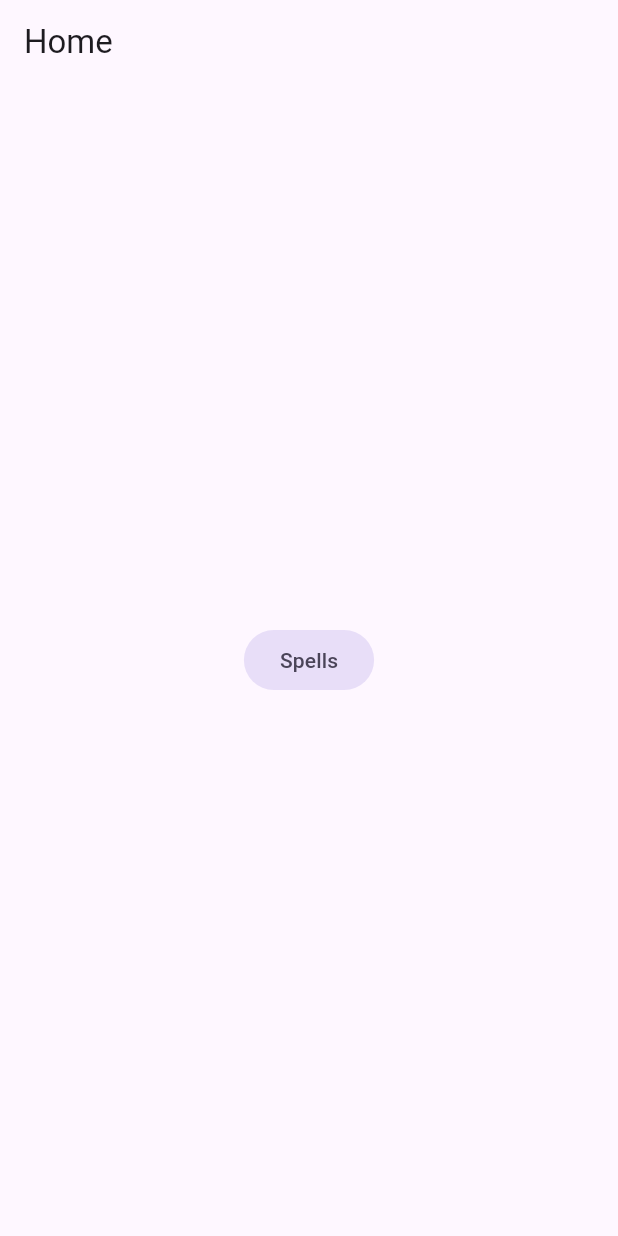
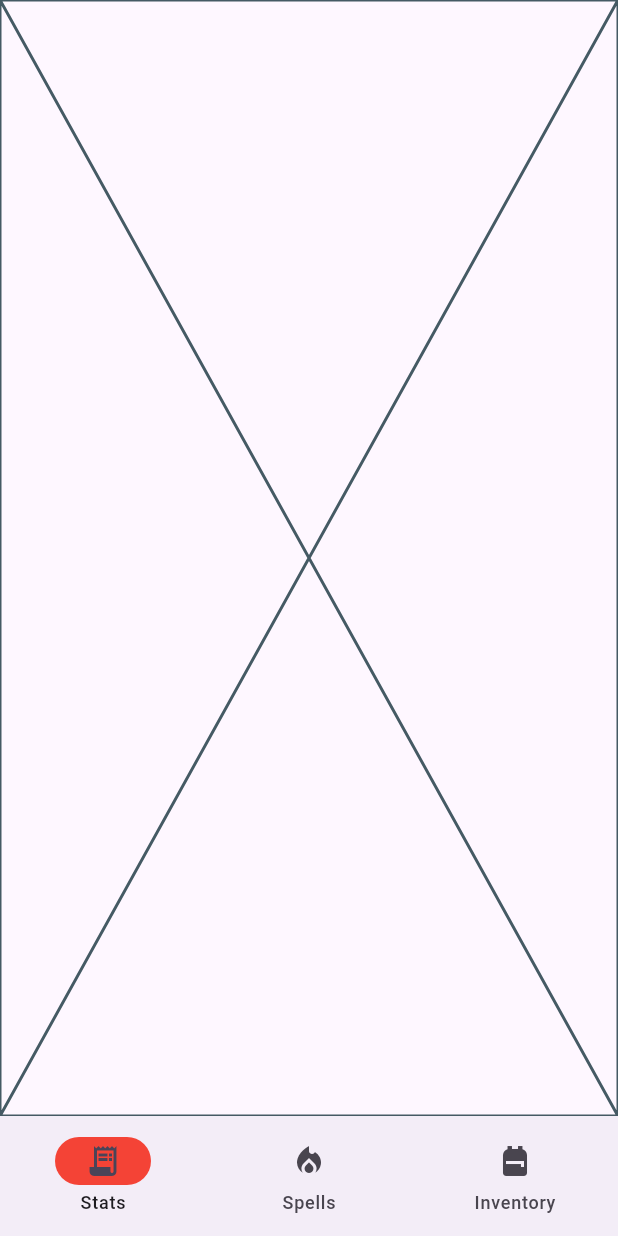
Before and after one commit to NielsKuipers/dndapp, a Flutter app: the screen it shows after launch, on a phone screen of 412 x 824 dp. Run offline on Flutter 3.47's test engine with Material 2 defaults, Android fonts, the phone set to English and light mode, and no system bars.

Commit message:
refactoring and added a bottom navigation bar

```diff
--- a/lib/main.dart
+++ b/lib/main.dart
@@ -1,5 +1,4 @@
-import 'package:dndapp/widgets/navigation/navigationTopBar.dart';
-import 'package:dndapp/widgets/navigation/routes/navigateToSpells.dart';
+import 'package:dndapp/views/character.dart';
 import 'package:flutter/material.dart';
 
 void main() {
@@ -14,12 +13,7 @@ class DndApp extends StatelessWidget {
     return MaterialApp(
       debugShowCheckedModeBanner: false,
       theme: ThemeData.light(useMaterial3: true),
-      home: const Scaffold(
-        appBar: NavigationTopBar(title: 'Home'),
-        body: Center(
-          child: NavigateToSpells(),
-        ),
-      ),
+      home: const Scaffold(body: Character()),
     );
   }
 }
--- /dev/null
+++ b/lib/views/character.dart
@@ -0,0 +1,34 @@
+import 'package:dndapp/views/spells.dart';
+import 'package:dndapp/views/stats.dart';
+import 'package:flutter/material.dart';
+
+class Character extends StatefulWidget {
+  const Character({super.key});
+
+  @override
+  State<Character> createState() => _CharacterState();
+}
+
+class _CharacterState extends State<Character> {
+  int currentIndex = 0;
+  final views = [const Stats(), const Spells(), const Inventory()];
+  final List<NavigationDestination> destionations = [
+    const NavigationDestination(icon: Icon(Icons.receipt_long), label: 'Stats'),
+    const NavigationDestination(
+        icon: Icon(Icons.local_fire_department), label: 'Spells'),
+    const NavigationDestination(icon: Icon(Icons.backpack), label: 'Inventory')
+  ];
+
+  @override
+  Widget build(BuildContext context) {
+    return Scaffold(
+      body: views[currentIndex],
+      bottomNavigationBar: NavigationBar(
+        destinations: destionations,
+        onDestinationSelected: (index) => setState(() => currentIndex = index),
+        selectedIndex: currentIndex,
+        indicatorColor: Colors.red,
+      ),
+    );
+  }
+}
--- /dev/null
+++ b/lib/views/stats.dart
@@ -0,0 +1,10 @@
+import 'package:flutter/material.dart';
+
+class Stats extends StatelessWidget {
+  const Stats({super.key});
+
+  @override
+  Widget build(BuildContext context) {
+    return const Placeholder();
+  }
+}
```
Also changed, not shown: lib/widgets/navigation/navigationBottomBar.dart (deleted), 1 other file.
